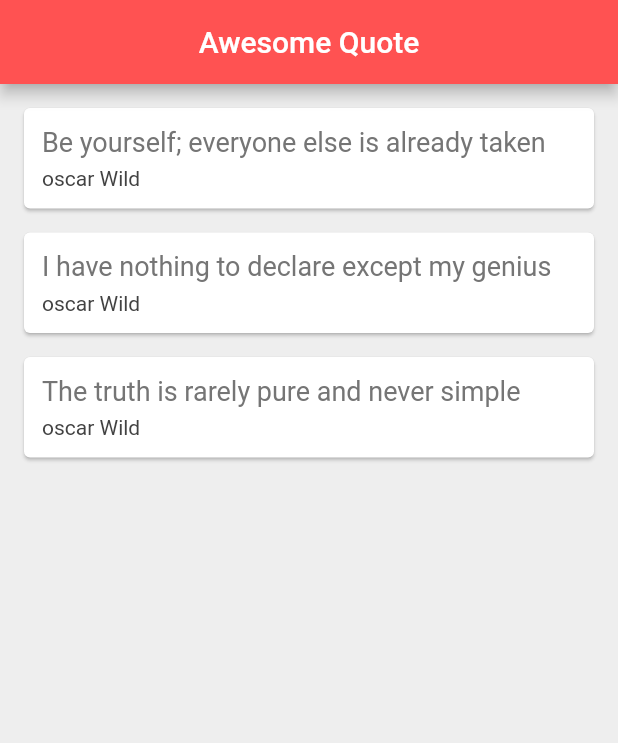
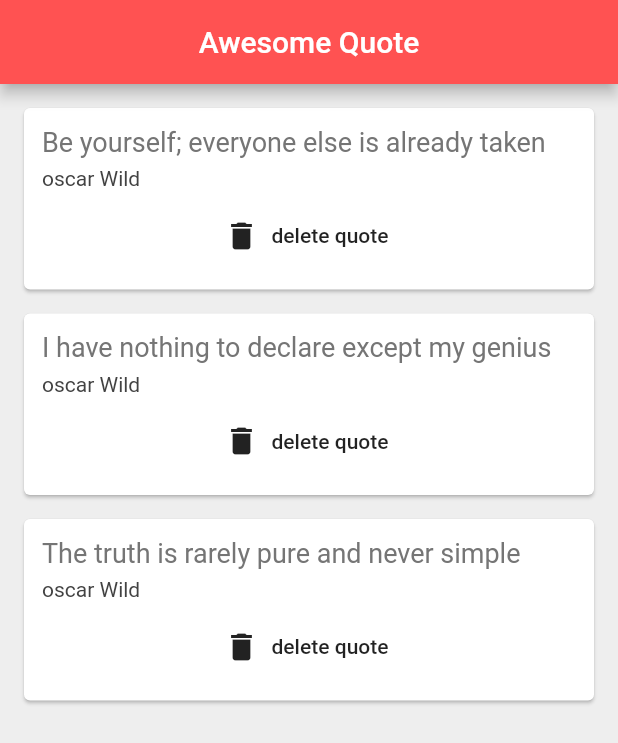
Before and after one commit to mdaniyal9/flutter, a Flutter app: the screen it shows after launch, on a phone screen of 412 x 824 dp. Shown: the top 743 px of the screen. Run offline on Flutter 3.47's test engine with Material 2 defaults, Android fonts, the phone set to English and light mode, and no system bars.

Commit message:
passed a funation as a parameter to widget and deleted quotes on button click

```diff
--- a/lib/main.dart
+++ b/lib/main.dart
@@ -31,7 +31,14 @@ class _QuoteListState extends State<QuoteList> {
         backgroundColor: Colors.redAccent,
       ),
       body: Column(
-        children: quotes.map((quote) => QuoteCard(quote: quote)).toList(),
+        children: quotes.map((quote) => QuoteCard(
+          quote: quote,
+          delete: () {
+            setState(() {
+              quotes.remove(quote);
+            });
+          }
+        )).toList(),
       ),
     );
   }
--- a/lib/quote_card.dart
+++ b/lib/quote_card.dart
@@ -4,7 +4,8 @@ import 'quote.dart';
 class QuoteCard extends StatelessWidget {
 
   final Quote quote;
-  QuoteCard({this.quote});
+  final Function delete;
+  QuoteCard({this.quote, this.delete});
 
   @override
   Widget build(BuildContext context) {
@@ -30,6 +31,14 @@ class QuoteCard extends StatelessWidget {
                 color: Colors.grey[800],
               ),
             ),
+            SizedBox(height: 6.0,),
+            FlatButton.icon(
+              onPressed: delete,
+              label: Text('delete quote'),
+              icon: Icon(
+                Icons.delete
+              ),
+            )
           ],
         ),
       ),
```
Also changed, not shown: 4 other files.
